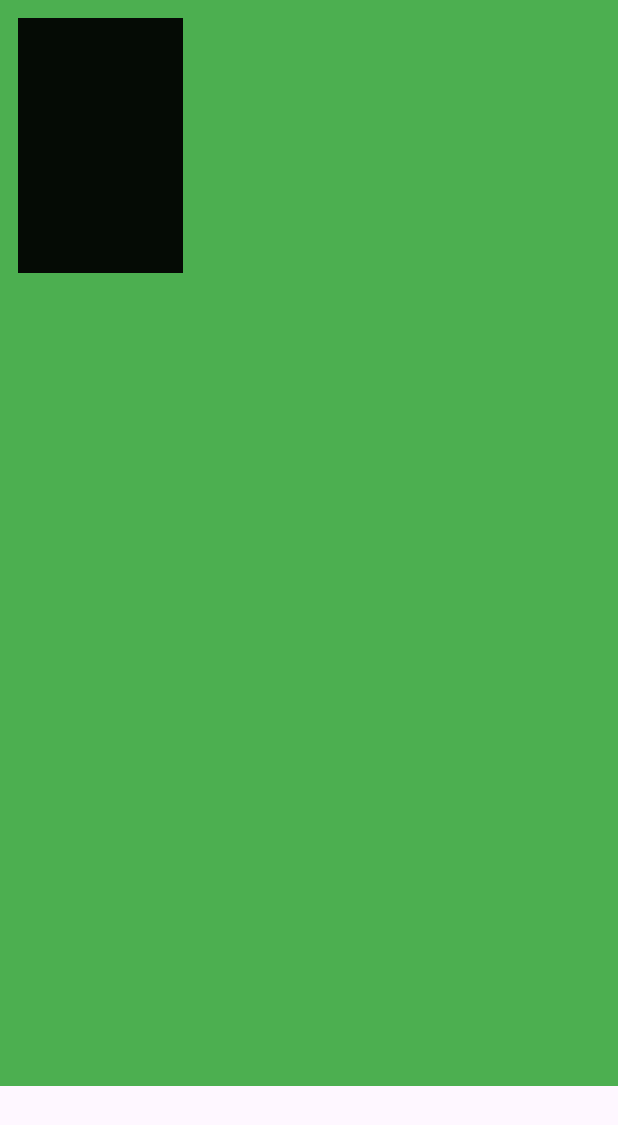
After one commit to sssloba/flutter-widgets-demo, a Flutter app: the ValueNotifierDraggable screen opened directly, on a phone screen of 412 x 824 dp. The commit adds this screen. Shown: the top 1125 px of the screen. Run offline on Flutter 3.47's test engine with Material 3 defaults, Android fonts, the phone set to English and light mode, and no system bars.

Commit message:
value-notifier-draggable

```diff
--- /dev/null
+++ b/lib/screens/value_notifier_draggable.dart
@@ -0,0 +1,77 @@
+import 'package:flutter/material.dart';
+
+class ValueNotifierDraggable extends StatefulWidget {
+  const ValueNotifierDraggable({Key? key}) : super(key: key);
+
+  @override
+  State<ValueNotifierDraggable> createState() => _ValueNotifierDraggableState();
+}
+
+class _ValueNotifierDraggableState extends State<ValueNotifierDraggable> {
+  ValueNotifier<List<double>> posValueListener = ValueNotifier([0.0, 0.0]);
+  ValueChanged<List<double>>? posValueChanged;
+  double _horizontalPos = 0.0;
+  double _verticalPos = 0.0;
+
+  @override
+  void initState() {
+    super.initState();
+
+    posValueListener.addListener(() {
+      if (posValueChanged != null) {
+        posValueChanged!(posValueListener.value);
+      }
+    });
+  }
+
+  @override
+  Widget build(BuildContext context) {
+    return Scaffold(
+        body: Stack(children: <Widget>[
+      _buildDraggable(),
+    ]));
+  }
+
+  _buildDraggable() {
+    return SafeArea(
+      child: Container(
+        margin: const EdgeInsets.only(bottom: 100),
+        color: Colors.green,
+        child: Builder(
+          builder: (context) {
+            final handle = GestureDetector(
+                onPanUpdate: (details) {
+                  _verticalPos =
+                      (_verticalPos + details.delta.dy / (context.size!.height))
+                          .clamp(.0, 1.0);
+                  _horizontalPos = (_horizontalPos +
+                          details.delta.dx / (context.size!.width))
+                      .clamp(.0, 1.0);
+                  posValueListener.value = [_horizontalPos, _verticalPos];
+                },
+                child: Container(
+                  margin: const EdgeInsets.all(12),
+                  width: 110.0,
+                  height: 170.0,
+                  child: Container(
+                    color: Colors.black87,
+                  ),
+                  decoration: const BoxDecoration(color: Colors.black54),
+                ));
+
+            return ValueListenableBuilder<List<double>>(
+              valueListenable: posValueListener,
+              builder:
+                  (BuildContext context, List<double> value, Widget? child) {
+                return Align(
+                  alignment: Alignment(value[0] * 2 - 1, value[1] * 2 - 1),
+                  child: handle,
+                );
+              },
+            );
+          },
+        ),
+      ),
+    );
+  }
+}
--- a/lib/widgets/app_drawer.dart
+++ b/lib/widgets/app_drawer.dart
@@ -9,6 +9,7 @@ import 'package:flutter_widgets_demo/screens/reorderables.dart';
 import 'package:flutter_widgets_demo/screens/slivers.dart';
 import 'package:flutter_widgets_demo/screens/stateful_builder_demo.dart';
 import 'package:flutter_widgets_demo/screens/steppers.dart';
+import 'package:flutter_widgets_demo/screens/value_notifier_draggable.dart';
 import 'package:flutter_widgets_demo/widgets/drawer_tile.dart';
 
 class AppDrawer extends StatelessWidget {
@@ -30,6 +31,7 @@ class AppDrawer extends StatelessWidget {
           DrawerTile('Stateful Builder Demo', StatefulBuilderDemo()),
           DrawerTile('Physical Model', PhysicalModelDemo()),
           DrawerTile('Draggable Scrollable Demo', DraggableScrollableDemo()),
+          DrawerTile('Value Notifier Draggable', ValueNotifierDraggable()),
         ],
       ),
     );
```
Also changed, not shown: pubspec.lock, 1 other file.
